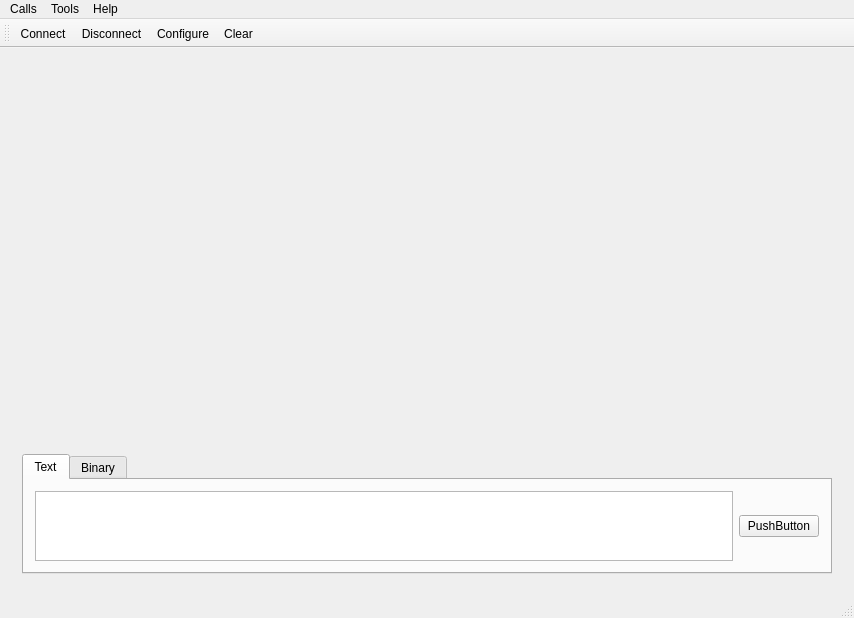
Before: the Qt Designer form mainwindow.ui in AbdUslu91/Serial-Terminal, drawn with Qt 5.
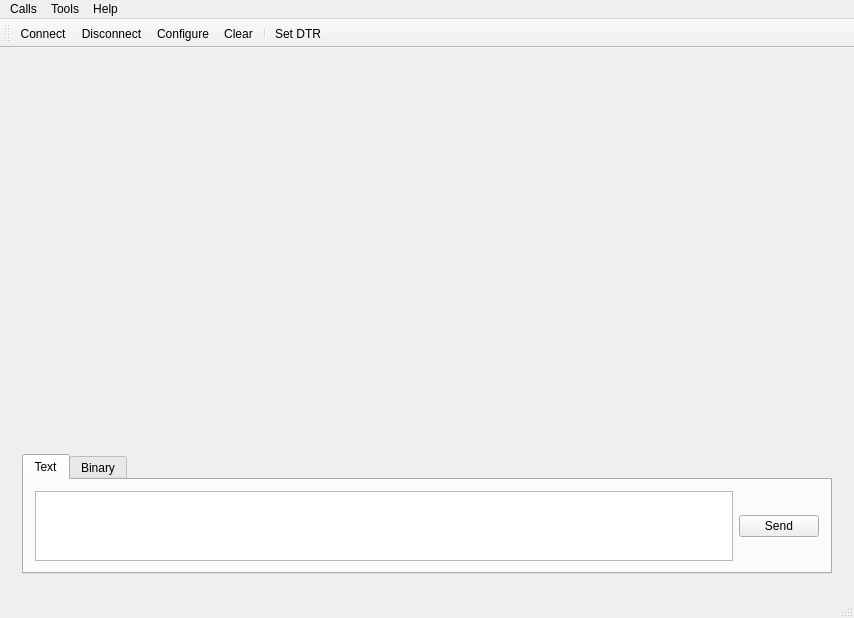
After: the same form once the commit is applied. The open tabs and pages were chosen to show the change. Icons and pictures are not drawn.

Commit message: add DTR QAction for set dtr pin high or low.

What changed in the file:
```diff
--- a/mainwindow.ui
+++ b/mainwindow.ui
@@ -49,7 +49,7 @@
            <item>
             <widget class="QPushButton" name="pushButton">
              <property name="text">
-              <string>PushButton</string>
+              <string>Send</string>
              </property>
             </widget>
            </item>
@@ -126,6 +126,8 @@
    <addaction name="actionDisconnect"/>
    <addaction name="actionConfigure"/>
    <addaction name="actionClear"/>
+   <addaction name="separator"/>
+   <addaction name="actionSet_DTR"/>
   </widget>
   <widget class="QStatusBar" name="statusBar"/>
   <action name="actionAbout">
@@ -216,6 +218,20 @@
     <string>Ctrl+Q</string>
    </property>
   </action>
+  <action name="actionSet_DTR">
+   <property name="checkable">
+    <bool>true</bool>
+   </property>
+   <property name="icon">
+    <iconset resource="terminal.qrc">
+     <normaloff>:/images/dtr.png</normaloff>
+     <activeon>:/images/dtrOff.png</activeon>
+     <selectedon>:/images/dtrOff.png</selectedon>:/images/dtr.png</iconset>
+   </property>
+   <property name="text">
+    <string>Set DTR</string>
+   </property>
+  </action>
  </widget>
  <layoutdefault spacing="6" margin="11"/>
  <resources>
```
Left out of the diff: 5 changed lines with no effect on the pictures. The commit also changes 7 other files.
